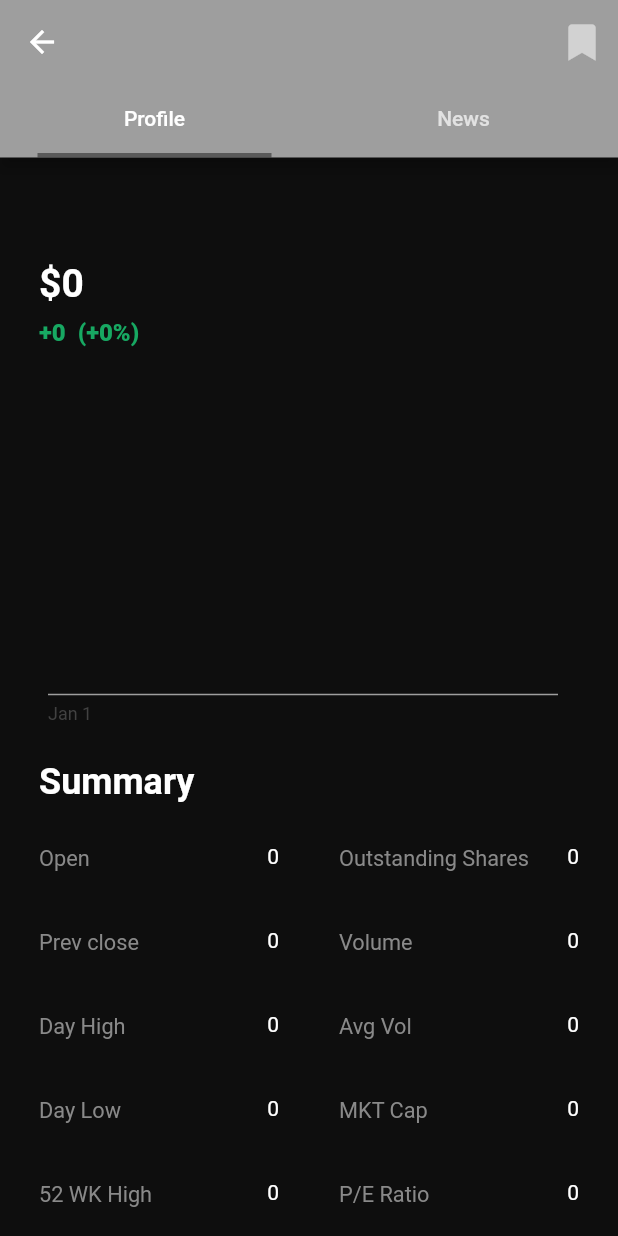
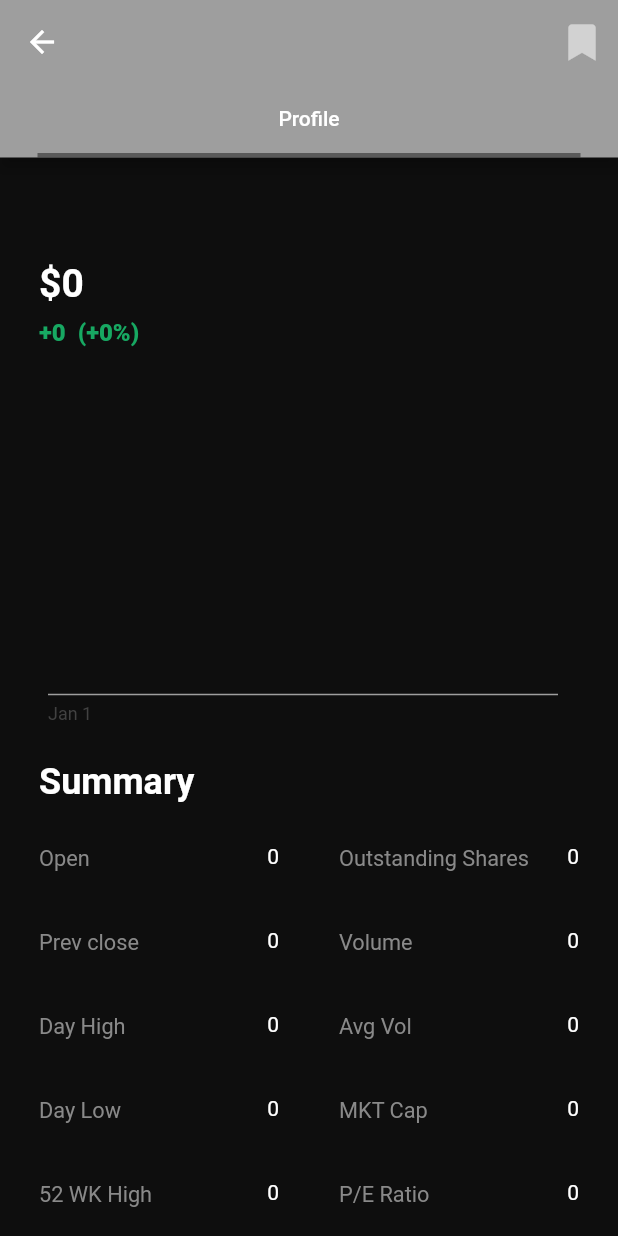
Before and after one commit to JoshuaR503/Stock-Market-App, a Flutter app: the ProfileScreen screen opened directly with empty values, on a phone screen of 412 x 824 dp. Run offline on Flutter 3.47's test engine with Material 2 defaults, Android fonts, the phone set to English and light mode, and no system bars; our stand-ins replace bloc, charts_flutter, data_connection_checker, dio, flutter_bloc, flutter_spinkit and 4 more; network calls fail.

Commit message:
Removed news in profile section due to unexpected API changes by Finnhub.

```diff
--- a/lib/models/profile/profile.dart
+++ b/lib/models/profile/profile.dart
@@ -1,5 +1,4 @@
 import 'package:meta/meta.dart';
-import 'package:sma/models/profile/news/stock_news.dart';
 
 import 'package:sma/models/profile/stock_profile.dart';
 import 'package:sma/models/profile/stock_quote.dart';
@@ -10,12 +9,10 @@ class ProfileModel {
   final StockProfile stockProfile;
   final StockQuote stockQuote;
   final List<StockChart> stockChart;
-  final List<StockNews> stockNews;
 
   ProfileModel({
     @required this.stockProfile,
     @required this.stockQuote,
     @required this.stockChart,
-    @required this.stockNews,
   });
 }
--- a/lib/widgets/profile/screen.dart
+++ b/lib/widgets/profile/screen.dart
@@ -3,7 +3,6 @@ import 'package:sma/models/profile/profile.dart';
 import 'package:sma/models/storage/storage.dart';
 
 import 'package:sma/shared/colors.dart';
-import 'package:sma/widgets/profile/widgets/news/news.dart';
 import 'package:sma/widgets/profile/widgets/profile/profile.dart';
 import 'package:sma/widgets/profile/widgets/widget/save_button.dart';
 
@@ -23,7 +22,7 @@ class ProfileScreen extends StatelessWidget {
   Widget build(BuildContext context) {
 
     return DefaultTabController(
-      length: 2,
+      length: 1,
       child: Scaffold(
         appBar: AppBar(
           title: Text(this.profile.stockQuote.symbol),
@@ -34,7 +33,7 @@ class ProfileScreen extends StatelessWidget {
             indicatorWeight: 3,
             tabs: [
               Tab(text: 'Profile',),
-              Tab(text: 'News',),
+              // Tab(text: 'News',),
             ],
           ),
 
@@ -61,7 +60,7 @@ class ProfileScreen extends StatelessWidget {
                 stockQuote: profile.stockQuote,
               ),
 
-              ProfileNewsScreen(news: profile.stockNews,),
+              // ProfileNewsScreen(news: profile.stockNews,),
             ]
           ),
         )
```
Also changed, not shown: lib/respository/profile/client.dart (+0 -13 lines), 1 other file.
